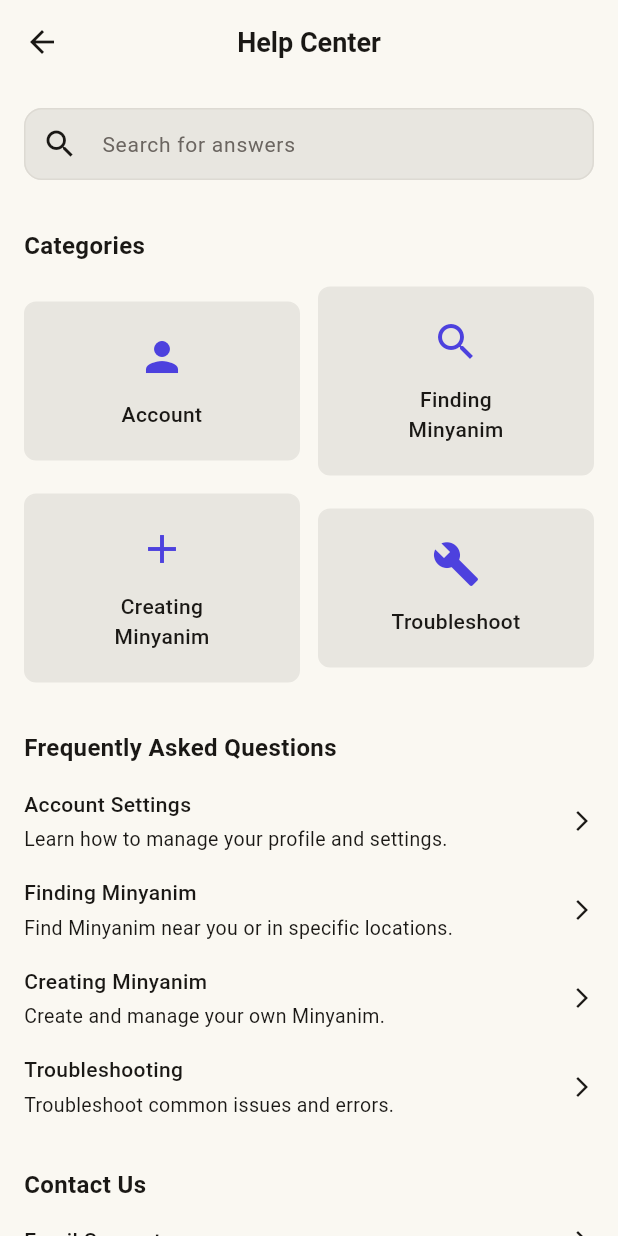
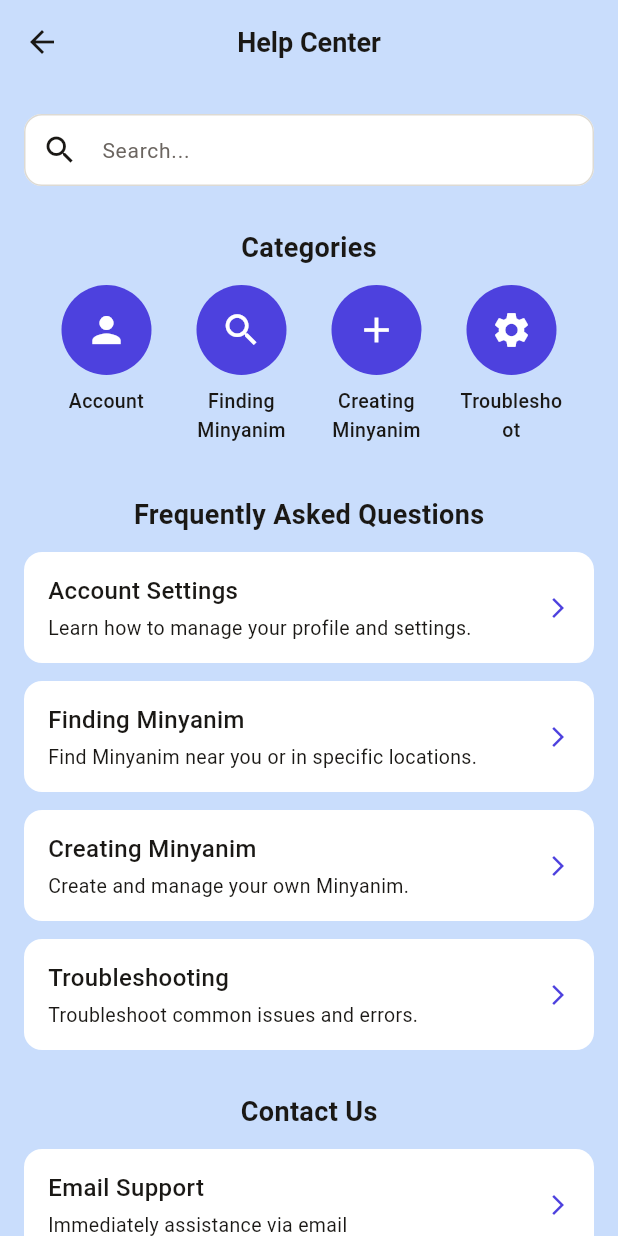
Before and after one commit to TitanDz/yad-app, a Flutter app: the HelpCenterPage screen opened by its route, on a phone screen of 412 x 824 dp. Run offline on Flutter 3.47's test engine with Material 3 defaults, Android fonts, the light colour scheme and no system bars; our stand-ins replace dio, elegant_notification, equatable, flutter_bloc, flutter_svg, geocoding and 5 more; accounts and stored records are empty.

Commit message:
style(settings): redesign Help Center and Report Problem pages UI
- Replace Scaffold with Column layout and use AppTheme.celestial as background color
- Update AppBar style to match the new color scheme and remove elevation
- Modify Help Center search bar with rounded white container and updated padding
- Revise category cards to circular icons with white icons on primary color background
- Adjust text styles in categories, FAQ, and contact sections for better readability
- Refactor FAQ and contact items with white backgrounds and rounded corners
- Redesign Report Problem page issue options with white backgrounds and rounded edges
- Implement ExpansionTile for optional contact information input field
- Update submit button style with larger padding and rounded corners
- Improve consistency in spacing, font sizes, and alignment across both pages

```diff
--- a/lib/features/settings/presentation/pages/help_center_page.dart
+++ b/lib/features/settings/presentation/pages/help_center_page.dart
@@ -1,5 +1,6 @@
 import 'package:flutter/material.dart';
 import 'package:go_router/go_router.dart';
+import 'package:yad_app/config/theme.dart';
 
 class HelpCenterPage extends StatefulWidget {
   const HelpCenterPage({super.key});
@@ -25,9 +26,11 @@ class _HelpCenterPageState extends State<HelpCenterPage> {
 
   @override
   Widget build(BuildContext context) {
-    return Scaffold(
-      appBar: AppBar(
+    return Column(
+      children: [
+        AppBar(
           elevation: 0,
+          backgroundColor: AppTheme.celestial,
           leading: IconButton(
             icon: Icon(Icons.arrow_back, color: Theme.of(context).colorScheme.onSurface),
             onPressed: () => context.pop(),
@@ -40,25 +43,33 @@ class _HelpCenterPageState extends State<HelpCenterPage> {
             ),
           ),
         ),
-      body: SingleChildScrollView(
+        Expanded(
+          child: Material(
+            color: AppTheme.celestial,
+            child: SingleChildScrollView(
               child: Padding(
-          padding: const EdgeInsets.symmetric(horizontal: 16, vertical: 16),
+                padding: const EdgeInsets.symmetric(horizontal: 16, vertical: 20),
                 child: Column(
-            crossAxisAlignment: CrossAxisAlignment.start,
+                  crossAxisAlignment: CrossAxisAlignment.center,
                   children: [
                     // Search Bar
-              TextField(
+                    Container(
+                      decoration: BoxDecoration(
+                        color: Colors.white,
+                        borderRadius: BorderRadius.circular(24),
+                      ),
+                      child: TextField(
                           controller: _searchController,
                           decoration: InputDecoration(
-                  hintText: 'Search for answers',
+                            hintText: 'Search...',
                             filled: true,
-                  fillColor: Theme.of(context).colorScheme.surfaceContainerHighest,
+                            fillColor: Colors.white,
                             prefixIcon: Icon(
                               Icons.search,
                               color: Theme.of(context).colorScheme.onSurfaceVariant,
                             ),
                             border: OutlineInputBorder(
-                    borderRadius: BorderRadius.circular(8),
+                              borderRadius: BorderRadius.circular(24),
                               borderSide: BorderSide.none,
                             ),
                             contentPadding: const EdgeInsets.symmetric(
@@ -67,57 +78,43 @@ class _HelpCenterPageState extends State<HelpCenterPage> {
                             ),
                           ),
                         ),
-              const SizedBox(height: 32),
+                      ),
+                    const SizedBox(height: 28),
 
-              // Categories Section
+                    // Categories Section Title
                     Text(
                       'Categories',
                       style: TextStyle(
-                  fontSize: 16,
-                  fontWeight: FontWeight.w600,
+                        fontSize: 18,
+                        fontWeight: FontWeight.w700,
                         color: Theme.of(context).colorScheme.onSurface,
                       ),
                     ),
-              const SizedBox(height: 16),
+                    const SizedBox(height: 12),
 
                     // Categories Grid
                     Row(
+                      mainAxisAlignment: MainAxisAlignment.spaceEvenly,
                       children: [
-                  Expanded(
-                    child: _buildCategoryCard(
+                        _buildCategoryCard(
                           icon: Icons.person,
                           title: 'Account',
                           onTap: () {},
                         ),
-                  ),
-                  const SizedBox(width: 12),
-                  Expanded(
-                    child: _buildCategoryCard(
+                        _buildCategoryCard(
                           icon: Icons.search,
                           title: 'Finding\nMinyanim',
                           onTap: () {},
                         ),
-                  ),
-                ],
-              ),
-              const SizedBox(height: 12),
-
-              Row(
-                children: [
-                  Expanded(
-                    child: _buildCategoryCard(
+                        _buildCategoryCard(
                           icon: Icons.add,
                           title: 'Creating\nMinyanim',
                           onTap: () {},
                         ),
-                  ),
-                  const SizedBox(width: 12),
-                  Expanded(
-                    child: _buildCategoryCard(
-                      icon: Icons.build,
+                        _buildCategoryCard(
+                          icon: Icons.settings,
                           title: 'Troubleshoot',
                           onTap: () {},
-                    ),
                         ),
                       ],
                     ),
@@ -127,12 +124,12 @@ class _HelpCenterPageState extends State<HelpCenterPage> {
                     Text(
                       'Frequently Asked Questions',
                       style: TextStyle(
-                  fontSize: 16,
-                  fontWeight: FontWeight.w600,
+                        fontSize: 18,
+                        fontWeight: FontWeight.w700,
                         color: Theme.of(context).colorScheme.onSurface,
                       ),
                     ),
-              const SizedBox(height: 16),
+                    const SizedBox(height: 12),
 
                     // FAQ Items
                     _buildFAQItem(
@@ -140,42 +137,43 @@ class _HelpCenterPageState extends State<HelpCenterPage> {
                       subtitle: 'Learn how to manage your profile and settings.',
                       onTap: () {},
                     ),
-              const SizedBox(height: 16),
+                    const SizedBox(height: 12),
 
                     _buildFAQItem(
                       title: 'Finding Minyanim',
                       subtitle: 'Find Minyanim near you or in specific locations.',
                       onTap: () {},
                     ),
-              const SizedBox(height: 16),
+                    const SizedBox(height: 12),
 
                     _buildFAQItem(
                       title: 'Creating Minyanim',
                       subtitle: 'Create and manage your own Minyanim.',
                       onTap: () {},
                     ),
-              const SizedBox(height: 16),
+                    const SizedBox(height: 12),
 
                     _buildFAQItem(
                       title: 'Troubleshooting',
                       subtitle: 'Troubleshoot common issues and errors.',
                       onTap: () {},
                     ),
-              const SizedBox(height: 32),
+                    const SizedBox(height: 28),
 
                     // Contact Us Section
                     Text(
                       'Contact Us',
                       style: TextStyle(
-                  fontSize: 16,
-                  fontWeight: FontWeight.w600,
+                        fontSize: 18,
+                        fontWeight: FontWeight.w700,
                         color: Theme.of(context).colorScheme.onSurface,
                       ),
                     ),
-              const SizedBox(height: 16),
+                    const SizedBox(height: 12),
 
-              _buildContactItem(
+                    _buildFAQItem(
                       title: 'Email Support',
+                      subtitle: 'Immediately assistance via email',
                       onTap: () {},
                     ),
                     const SizedBox(height: 32),
@@ -183,6 +181,9 @@ class _HelpCenterPageState extends State<HelpCenterPage> {
                 ),
               ),
             ),
+          ),
+        ),
+      ],
     );
   }
 
@@ -193,28 +194,37 @@ class _HelpCenterPageState extends State<HelpCenterPage> {
   }) {
     return GestureDetector(
       onTap: onTap,
-      child: Container(
-        padding: const EdgeInsets.symmetric(horizontal: 16, vertical: 20),
+      child: SizedBox(
+        width: 70,
+        child: Column(
+          mainAxisAlignment: MainAxisAlignment.start,
+          children: [
+            Container(
+              width: 60,
+              height: 60,
               decoration: BoxDecoration(
-          border: Border.all(color: Theme.of(context).colorScheme.outlineVariant),
-          borderRadius: BorderRadius.circular(8),
-          color: Theme.of(context).colorScheme.surfaceContainerHighest,
+                shape: BoxShape.circle,
+                color: AppTheme.primary,
               ),
-        child: Column(
-          children: [
-            Icon(
+              child: Center(
+                child: Icon(
                   icon,
-              size: 32,
-              color: Theme.of(context).colorScheme.primary,
+                  size: 28,
+                  color: Colors.white,
                 ),
-            const SizedBox(height: 12),
-            Text(
+              ),
+            ),
+            const SizedBox(height: 8),
+            SizedBox(
+              height: 40,
+              child: Text(
                 title,
                 textAlign: TextAlign.center,
                 style: TextStyle(
-                fontSize: 14,
+                  fontSize: 13,
                   fontWeight: FontWeight.w500,
                   color: Theme.of(context).colorScheme.onSurface,
+                ),
               ),
             ),
           ],
@@ -230,6 +240,12 @@ class _HelpCenterPageState extends State<HelpCenterPage> {
   }) {
     return GestureDetector(
       onTap: onTap,
+      child: Container(
+        padding: const EdgeInsets.symmetric(horizontal: 16, vertical: 14),
+        decoration: BoxDecoration(
+          color: Colors.white,
+          borderRadius: BorderRadius.circular(12),
+        ),
         child: Row(
           mainAxisAlignment: MainAxisAlignment.spaceBetween,
           children: [
@@ -240,7 +256,7 @@ class _HelpCenterPageState extends State<HelpCenterPage> {
                   Text(
                     title,
                     style: TextStyle(
-                    fontSize: 14,
+                      fontSize: 16,
                       fontWeight: FontWeight.w500,
                       color: Theme.of(context).colorScheme.onSurface,
                     ),
@@ -257,40 +273,14 @@ class _HelpCenterPageState extends State<HelpCenterPage> {
                 ],
               ),
             ),
-          const SizedBox(width: 16),
+            const SizedBox(width: 12),
             Icon(
               Icons.arrow_forward_ios,
               size: 16,
-            color: Theme.of(context).colorScheme.onSurfaceVariant,
+              color: AppTheme.primary,
             ),
           ],
         ),
-    );
-  }
-
-  Widget _buildContactItem({
-    required String title,
-    required VoidCallback onTap,
-  }) {
-    return GestureDetector(
-      onTap: onTap,
-      child: Row(
-        mainAxisAlignment: MainAxisAlignment.spaceBetween,
-        children: [
-          Text(
-            title,
-            style: TextStyle(
-              fontSize: 14,
-              fontWeight: FontWeight.w500,
-              color: Theme.of(context).colorScheme.onSurface,
-            ),
-          ),
-          Icon(
-            Icons.arrow_forward_ios,
-            size: 16,
-            color: Theme.of(context).colorScheme.onSurfaceVariant,
-          ),
-        ],
       ),
     );
   }
```
Also changed, not shown: lib/features/settings/presentation/pages/report_problem_page.dart (+61 -41 lines). Lines whose indentation alone changed are shown as unchanged.
